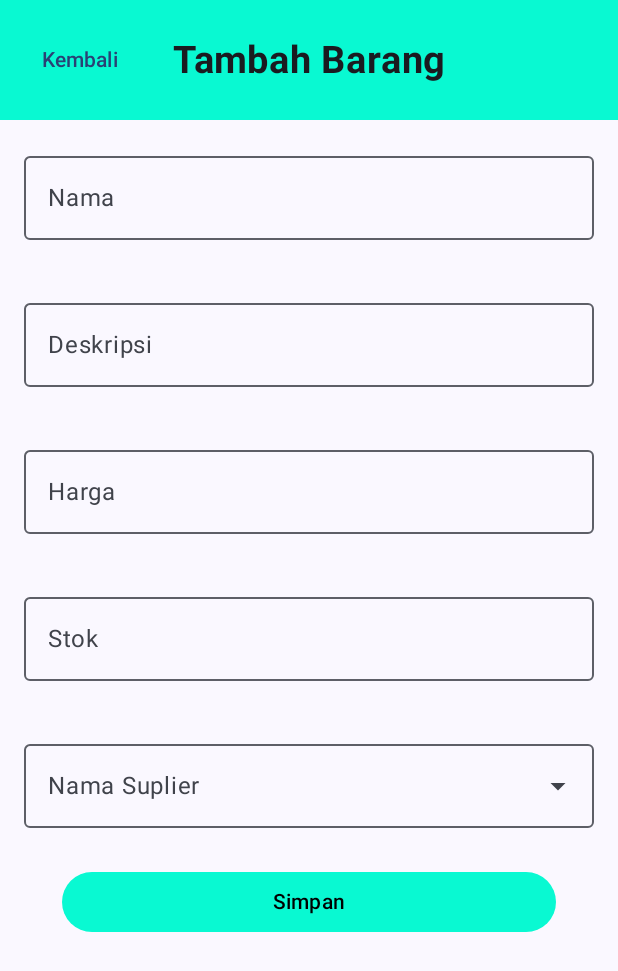
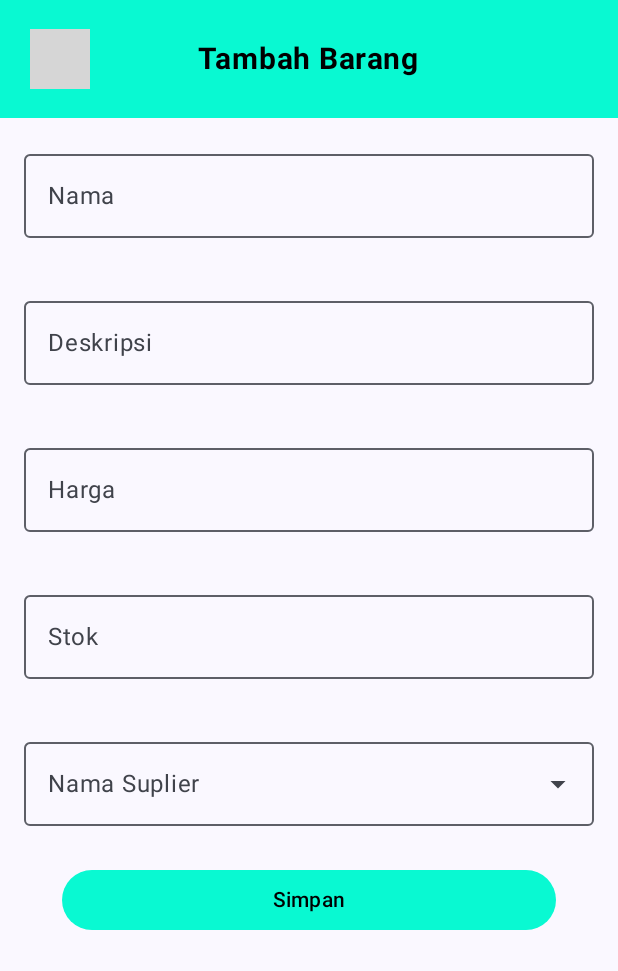
Before and after one commit to agilimam/UcpRoomDatabase_0085, an Android app built with Jetpack Compose: the composable InsertBrgView shown on its own in the app's theme, on a phone screen of 412 x 824 dp. Shown: the top 971 px of the screen. Run offline under Robolectric (Android 15) with nearby library versions, the phone set to English and light mode, and no system bars; grey boxes are pictures that could not be loaded.

Commit message:
menambahkan icon untuk button back

```diff
--- a/app/src/main/java/com/example/ucp2pam/ui/costumwidget/TopAppBar.kt
+++ b/app/src/main/java/com/example/ucp2pam/ui/costumwidget/TopAppBar.kt
@@ -2,56 +2,54 @@ package com.example.ucp2pam.ui.costumwidget
 
 import androidx.compose.foundation.background
 import androidx.compose.foundation.layout.Box
-import androidx.compose.foundation.layout.Row
-import androidx.compose.foundation.layout.Spacer
 import androidx.compose.foundation.layout.fillMaxWidth
 import androidx.compose.foundation.layout.padding
+import androidx.compose.material3.Icon
+import androidx.compose.material3.IconButton
 import androidx.compose.material3.Text
-import androidx.compose.material3.TextButton
 import androidx.compose.runtime.Composable
 import androidx.compose.ui.Alignment
 import androidx.compose.ui.Modifier
 import androidx.compose.ui.graphics.Color
+import androidx.compose.ui.res.painterResource
 import androidx.compose.ui.text.font.FontWeight
 import androidx.compose.ui.unit.dp
 import androidx.compose.ui.unit.sp
-
+import com.example.ucp2pam.R
 
 
 @Composable
 fun TopAppBar(
     showBackButton: Boolean = true,
     judul: String,
-    onBack : () -> Unit,
+    onBack: () -> Unit,
     modifier: Modifier = Modifier
-    ) {
+) {
     Box(
         modifier = Modifier
             .fillMaxWidth()
             .background(Color(0XFF09f9d2))
-            .padding(16.dp),
-        contentAlignment = Alignment.Center // Pastikan konten di tengah
+            .padding(horizontal = 16.dp, vertical = 15.dp),
+        contentAlignment = Alignment.Center
     ) {
         if (showBackButton) {
-            Row(
-                modifier = Modifier.fillMaxWidth(),
-                verticalAlignment = Alignment.CenterVertically
+            IconButton(
+                onClick = onBack,
+                modifier = Modifier.align(Alignment.CenterStart)
             ) {
-                TextButton(
-                    onClick = onBack,
-                    modifier = Modifier.align(Alignment.CenterVertically)
-                ) {
-                    Text("Kembali")
-                }
-                Spacer(modifier = Modifier.weight(2f))
+                Icon(
+                    painter = painterResource(id = R.drawable.back),
+                    contentDescription = "Kembali",
+                    tint = Color.Black
+                )
             }
         }
 
-        // Teks judul
         Text(
             text = judul,
-            fontSize = 25.sp,
+            fontSize = 20.sp,
             fontWeight = FontWeight.Bold,
+            color = Color.Black,
             modifier = Modifier.align(Alignment.Center)
         )
     }
```
